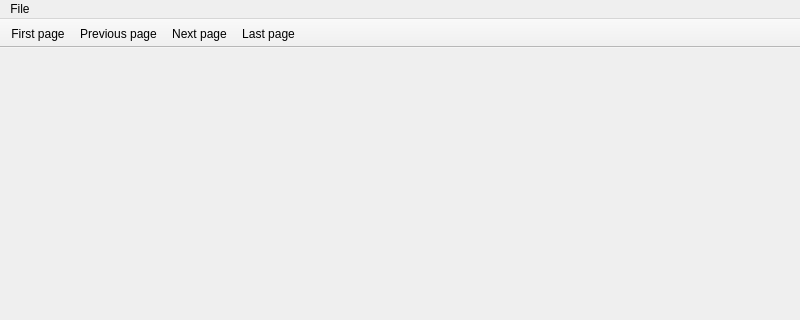
Qt form src/pdf_reader/src/pdf_reader.ui (antonioborondo/pdf_reader) before a commit; both pictures show x 0 to 800 and y 0 to 320 of the 800 by 600 pixel window.
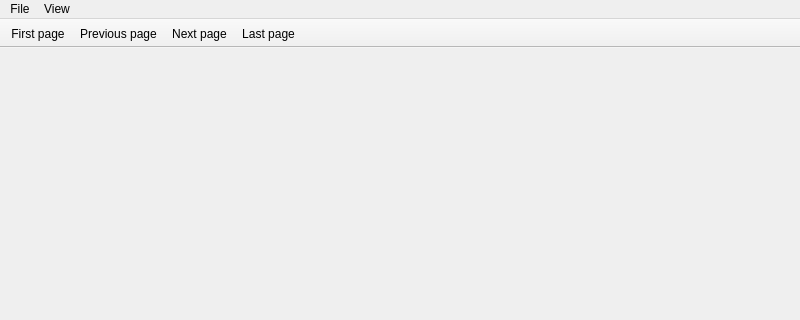
The same form after that commit. Icons and pictures are not drawn.

The edit to the form file:
```diff
--- a/src/pdf_reader/src/pdf_reader.ui
+++ b/src/pdf_reader/src/pdf_reader.ui
@@ -78,7 +78,7 @@
      <x>0</x>
      <y>0</y>
      <width>800</width>
-     <height>21</height>
+     <height>20</height>
     </rect>
    </property>
    <widget class="QMenu" name="menu_file">
@@ -87,7 +87,15 @@
     </property>
     <addaction name="action_open_file"/>
    </widget>
+   <widget class="QMenu" name="menu_view">
+    <property name="title">
+     <string>View</string>
+    </property>
+    <addaction name="action_single_page"/>
+    <addaction name="action_multi_page"/>
+   </widget>
    <addaction name="menu_file"/>
+   <addaction name="menu_view"/>
   </widget>
   <widget class="QToolBar" name="main_tool_bar">
    <property name="movable">
```
Left out of the diff: 21 changed lines with no effect on the pictures.
